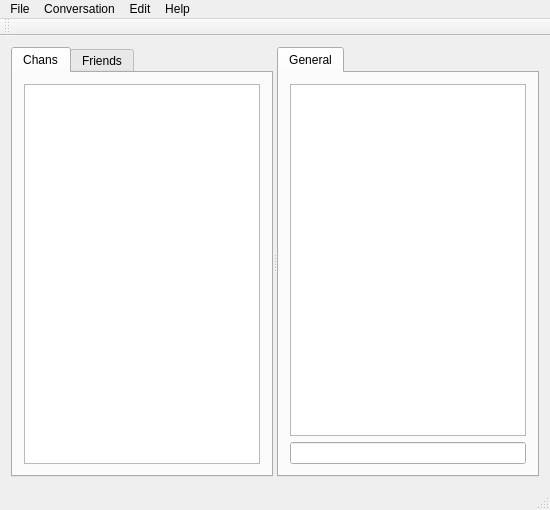
sush/Live-Jamming, file src/client/gui/mainwindow.ui: the form before one commit.
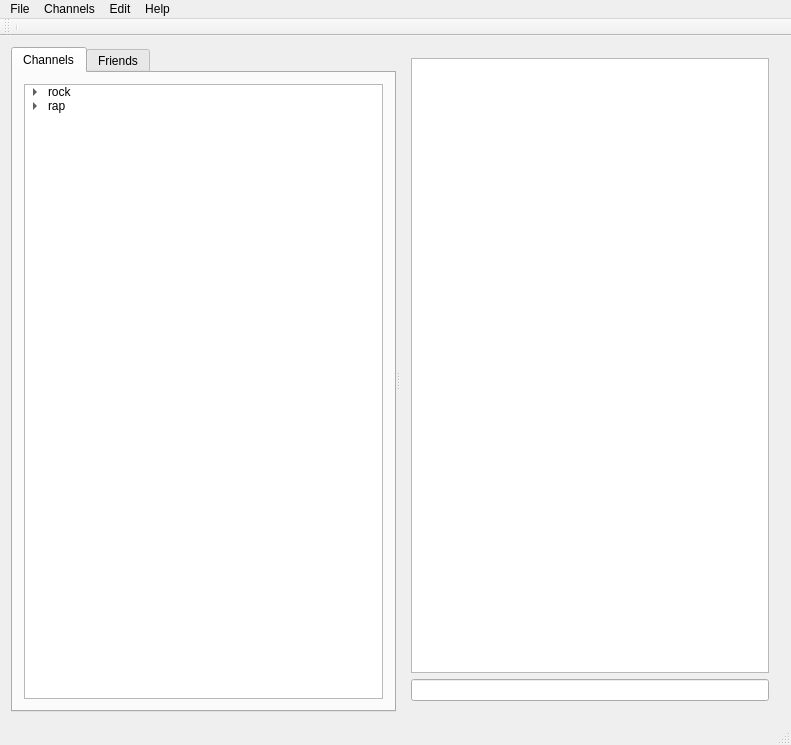
The form after the commit. The open tabs and pages were chosen to show the change.

What changed in the file:
```diff
--- a/src/client/gui/mainwindow.ui
+++ b/src/client/gui/mainwindow.ui
@@ -6,8 +6,8 @@
    <rect>
     <x>0</x>
     <y>0</y>
-    <width>550</width>
-    <height>510</height>
+    <width>791</width>
+    <height>745</height>
    </rect>
   </property>
   <property name="windowTitle">
@@ -20,36 +20,76 @@
       <property name="orientation">
        <enum>Qt::Horizontal</enum>
       </property>
-      <widget class="QTabWidget" name="listsTab">
+      <widget class="QTabWidget" name="tabWidget">
+       <property name="sizePolicy">
+        <sizepolicy hsizetype="Maximum" vsizetype="Expanding">
+         <horstretch>0</horstretch>
+         <verstretch>0</verstretch>
+        </sizepolicy>
+       </property>
        <property name="currentIndex">
         <number>0</number>
        </property>
        <widget class="QWidget" name="Chans">
         <attribute name="title">
-         <string>Chans</string>
+         <string>Channels</string>
         </attribute>
-        <layout class="QVBoxLayout" name="verticalLayout">
+        <layout class="QHBoxLayout" name="horizontalLayout_2">
          <item>
-          <widget class="QTreeWidget" name="ChansList">
-           <property name="rootIsDecorated">
-            <bool>true</bool>
+          <widget class="QTreeWidget" name="treeWidget">
+           <property name="contextMenuPolicy">
+            <enum>Qt::ActionsContextMenu</enum>
+           </property>
+           <property name="selectionMode">
+            <enum>QAbstractItemView::MultiSelection</enum>
            </property>
            <property name="headerHidden">
             <bool>true</bool>
            </property>
-           <property name="columnCount">
-            <number>2</number>
-           </property>
+           <attribute name="headerVisible">
+            <bool>false</bool>
+           </attribute>
+           <attribute name="headerVisible">
+            <bool>false</bool>
+           </attribute>
            <column>
             <property name="text">
-             <string notr="true">1</string>
+             <string notr="true">Channels</string>
             </property>
+            <property name="textAlignment">
+             <set>AlignHCenter|AlignVCenter|AlignCenter</set>
+            </property>
            </column>
-           <column>
+           <item>
             <property name="text">
-             <string notr="true">2</string>
+             <string>rock</string>
             </property>
-           </column>
+            <item>
+             <property name="text">
+              <string>such</string>
+             </property>
+            </item>
+            <item>
+             <property name="text">
+              <string>greg</string>
+             </property>
+            </item>
+            <item>
+             <property name="text">
+              <string>mathieu</string>
+             </property>
+            </item>
+           </item>
+           <item>
+            <property name="text">
+             <string>rap</string>
+            </property>
+            <item>
+             <property name="text">
+              <string>loulou</string>
+             </property>
+            </item>
+           </item>
           </widget>
          </item>
         </layout>
@@ -77,23 +117,15 @@
         </layout>
        </widget>
       </widget>
-      <widget class="QTabWidget" name="convsTab">
-       <property name="currentIndex">
-        <number>0</number>
-       </property>
-       <widget class="QWidget" name="Convs">
-        <attribute name="title">
-         <string>General</string>
-        </attribute>
-        <layout class="QVBoxLayout" name="verticalLayout_4">
-         <item>
-          <widget class="QPlainTextEdit" name="plainTextEdit"/>
-         </item>
-         <item>
-          <widget class="QLineEdit" name="lineEdit"/>
-         </item>
-        </layout>
-       </widget>
+      <widget class="QWidget" name="layoutWidget">
+       <layout class="QVBoxLayout" name="verticalLayout">
+        <item>
+         <widget class="QPlainTextEdit" name="textEdit"/>
+        </item>
+        <item>
+         <widget class="QLineEdit" name="lineEdit"/>
+        </item>
+       </layout>
       </widget>
      </widget>
     </item>
@@ -104,7 +136,7 @@
     <rect>
      <x>0</x>
      <y>0</y>
-     <width>550</width>
+     <width>791</width>
      <height>27</height>
     </rect>
    </property>
@@ -135,7 +167,7 @@
    </widget>
    <widget class="QMenu" name="menuChans">
     <property name="title">
-     <string>Conversation</string>
+     <string>Channels</string>
     </property>
     <addaction name="actionNew_Chan"/>
     <addaction name="actionSearch_Chan"/>
@@ -157,6 +189,7 @@
    <attribute name="toolBarBreak">
     <bool>false</bool>
    </attribute>
+   <addaction name="separator"/>
   </widget>
   <widget class="QStatusBar" name="statusBar"/>
   <action name="actionConnect">
```
Left out of the diff: 77 changed lines with no effect on the pictures.
